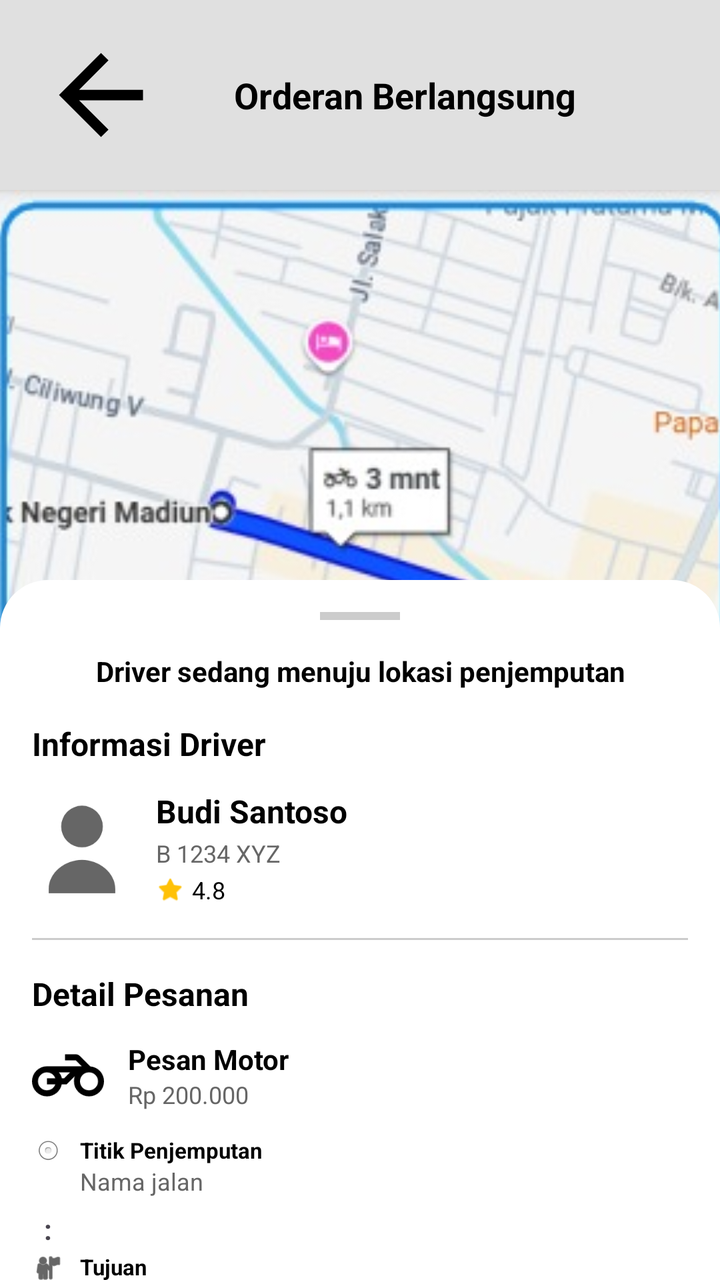
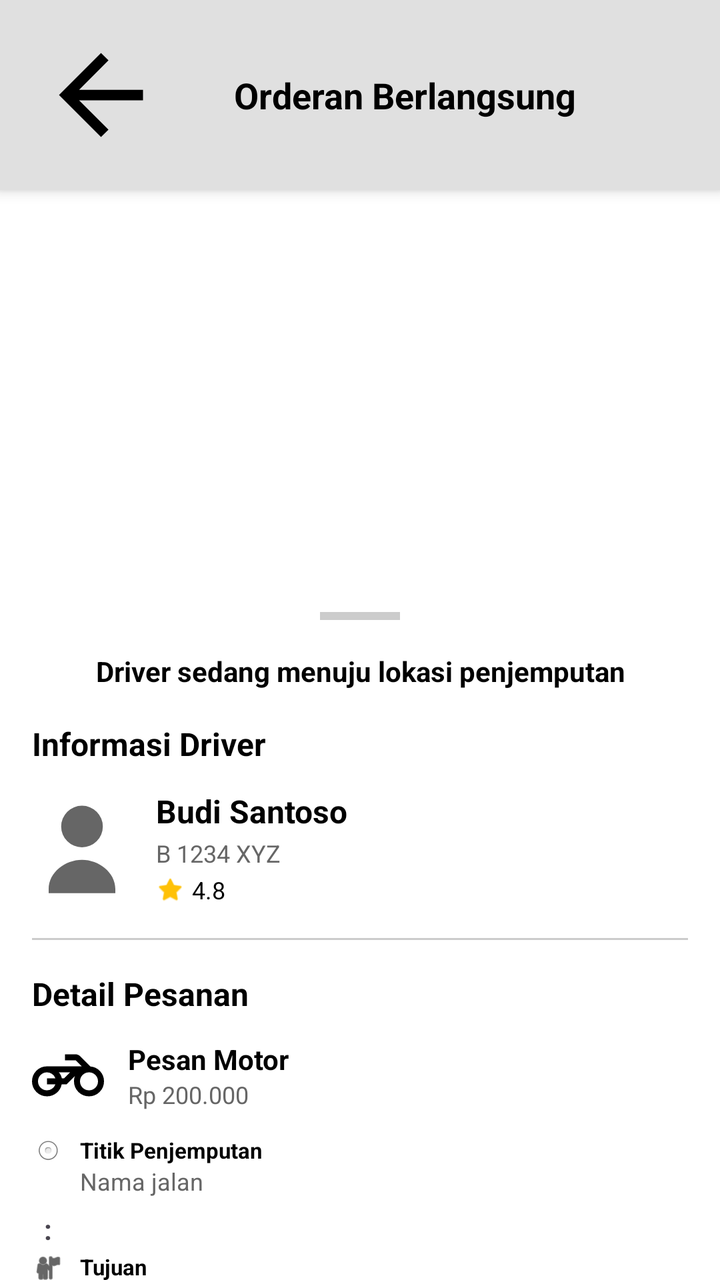

Compare the two renders of this Android layout. The source of the first and the diff that turns it into the second are given below.
<!-- AndroidManifest.xml: application theme Theme.NgGojek -->
<!-- res/layout/activity_orderan_berlangsung.xml -->
<?xml version="1.0" encoding="utf-8"?>
<androidx.coordinatorlayout.widget.CoordinatorLayout xmlns:android="http://schemas.android.com/apk/res/android"
    xmlns:app="http://schemas.android.com/apk/res-auto"
    xmlns:tools="http://schemas.android.com/tools"
    android:layout_width="match_parent"
    android:layout_height="match_parent"
    tools:context=".order.OrderanBerlangsungActivity">

    
    <LinearLayout
        android:id="@+id/headerLayout"
        android:layout_width="match_parent"
        android:layout_height="wrap_content"
        android:background="#E0E0E0"
        android:padding="16dp"
        android:orientation="horizontal"
        android:gravity="center_vertical"
        android:elevation="4dp">

        <ImageView
            android:id="@+id/btnBack"
            android:layout_width="69dp"
            android:layout_height="63dp"
            android:src="@drawable/ic_arrow_back"
            app:tint="#000000" />

        <TextView
            android:layout_width="match_parent"
            android:layout_height="wrap_content"
            android:text="Orderan Berlangsung"
            android:textColor="#000000"
            android:textSize="18sp"
            android:textStyle="bold"
            android:gravity="center"
            android:layout_marginEnd="24dp"/>
    </LinearLayout>

    
    <ImageView
        android:id="@+id/imgMaps"
        android:layout_width="match_parent"
        android:layout_height="match_parent"
        android:src="@drawable/maps"
        android:scaleType="centerCrop"
        android:layout_marginTop="95dp"
        android:contentDescription="Maps View" />

    
    <LinearLayout
        android:id="@+id/bottomSheet"
        android:layout_width="match_parent"
        android:layout_height="wrap_content"
        android:orientation="vertical"
        android:padding="16dp"
        android:background="@drawable/bg_rounded_top"
        app:layout_behavior="com.google.android.material.bottomsheet.BottomSheetBehavior"
        app:behavior_peekHeight="350dp">

        
        <View
            android:layout_width="40dp"
            android:layout_height="4dp"
            android:layout_gravity="center_horizontal"
            android:background="#CCCCCC"
            android:layout_marginBottom="16dp"/>

        <ScrollView
            android:layout_width="match_parent"
            android:layout_height="wrap_content">

            <LinearLayout
                android:layout_width="match_parent"
                android:layout_height="wrap_content"
                android:orientation="vertical">

                
                <TextView
                    android:layout_width="match_parent"
                    android:layout_height="wrap_content"
                    android:text="Driver sedang menuju lokasi penjemputan"
                    android:textSize="14sp"
                    android:textStyle="bold"
                    android:textColor="#000000"
                    android:gravity="center"
                    android:layout_marginBottom="16dp"/>

                
                <TextView
                    android:layout_width="wrap_content"
                    android:layout_height="wrap_content"
                    android:text="Informasi Driver"
                    android:textStyle="bold"
                    android:textColor="#000"
                    android:textSize="16sp"
                    android:layout_marginBottom="12dp"/>

                <LinearLayout
                    android:layout_width="match_parent"
                    android:layout_height="wrap_content"
                    android:orientation="horizontal"
                    android:gravity="center_vertical"
                    android:layout_marginBottom="16dp">

                    <ImageView
                        android:layout_width="50dp"
                        android:layout_height="50dp"
                        android:src="@drawable/profile"
                        app:tint="#666666"
                        android:layout_marginEnd="12dp"/>

                    <LinearLayout
                        android:layout_width="0dp"
                        android:layout_height="wrap_content"
                        android:layout_weight="1"
                        android:orientation="vertical">

                        <TextView
                            android:id="@+id/tvNamaDriver"
                            android:layout_width="wrap_content"
                            android:layout_height="wrap_content"
                            android:text="Budi Santoso"
                            android:textStyle="bold"
                            android:textSize="16sp"
                            android:textColor="#000"/>

                        <TextView
                            android:id="@+id/tvNopolDriver"
                            android:layout_width="wrap_content"
                            android:layout_height="wrap_content"
                            android:text="B 1234 XYZ"
                            android:textSize="12sp"
                            android:textColor="#666666"
                            android:layout_marginTop="2dp"/>

                        <LinearLayout
                            android:layout_width="wrap_content"
                            android:layout_height="wrap_content"
                            android:orientation="horizontal"
                            android:gravity="center_vertical"
                            android:layout_marginTop="2dp">

                            <ImageView
                                android:layout_width="14dp"
                                android:layout_height="14dp"
                                android:src="@android:drawable/btn_star_big_on"
                                app:tint="#FFC107"
                                android:layout_marginEnd="4dp"/>

                            <TextView
                                android:id="@+id/tvRatingDriver"
                                android:layout_width="wrap_content"
                                android:layout_height="wrap_content"
                                android:text="4.8"
                                android:textSize="12sp"
                                android:textColor="#000"/>
                        </LinearLayout>
                    </LinearLayout>
                </LinearLayout>

                <View
                    android:layout_width="match_parent"
                    android:layout_height="1dp"
                    android:background="#CCCCCC"
                    android:layout_marginBottom="16dp"/>

                
                <TextView
                    android:layout_width="wrap_content"
                    android:layout_height="wrap_content"
                    android:text="Detail Pesanan"
                    android:textStyle="bold"
                    android:textColor="#000"
                    android:textSize="16sp"
                    android:layout_marginBottom="12dp"/>

                
                <LinearLayout
                    android:layout_width="match_parent"
                    android:layout_height="wrap_content"
                    android:gravity="center_vertical"
                    android:orientation="horizontal"
                    android:layout_marginBottom="12dp">

                    <ImageView
                        android:id="@+id/imgTransportIcon"
                        android:layout_width="36dp"
                        android:layout_height="36dp"
                        android:src="@drawable/motor"
                        app:tint="#000"
                        android:layout_marginEnd="12dp"/>

                    <LinearLayout
                        android:layout_width="0dp"
                        android:layout_height="wrap_content"
                        android:layout_weight="1"
                        android:orientation="vertical">

                        <TextView
                            android:id="@+id/tvJenisLayanan"
                            android:layout_width="wrap_content"
                            android:layout_height="wrap_content"
                            android:text="Pesan Motor"
                            android:textStyle="bold"
                            android:textSize="14sp"
                            android:textColor="#000"/>

                        <TextView
                            android:id="@+id/tvHargaLayanan"
                            android:layout_width="wrap_content"
                            android:layout_height="wrap_content"
                            android:text="Rp 200.000"
                            android:textSize="12sp"
                            android:textColor="#666666"/>
                    </LinearLayout>
                </LinearLayout>

                
                <LinearLayout
                    android:layout_width="match_parent"
                    android:layout_height="wrap_content"
                    android:orientation="horizontal"
                    android:layout_marginBottom="8dp">

                    <ImageView
                        android:layout_width="16dp"
                        android:layout_height="16dp"
                        android:src="@android:drawable/btn_radio"
                        android:layout_marginEnd="8dp"/>

                    <LinearLayout
                        android:layout_width="match_parent"
                        android:layout_height="wrap_content"
                        android:orientation="vertical">
                        <TextView
                            android:layout_width="wrap_content"
                            android:layout_height="wrap_content"
                            android:text="Titik Penjemputan"
                            android:textStyle="bold"
                            android:textColor="#000"
                            android:textSize="11sp"/>
                        <TextView
                            android:id="@+id/tvAlamatJemput"
                            android:layout_width="wrap_content"
                            android:layout_height="wrap_content"
                            android:text="Nama jalan"
                            android:textSize="12sp"
                            android:textColor="#666666"/>
                    </LinearLayout>
                </LinearLayout>

                <TextView
                    android:layout_width="16dp"
                    android:layout_height="wrap_content"
                    android:text=":"
                    android:gravity="center"
                    android:textStyle="bold"
                    android:layout_marginBottom="2dp"
                    android:layout_marginTop="-2dp"/>

                <LinearLayout
                    android:layout_width="match_parent"
                    android:layout_height="wrap_content"
                    android:orientation="horizontal">

                    <ImageView
                        android:layout_width="16dp"
                        android:layout_height="16dp"
                        android:src="@android:drawable/ic_menu_myplaces"
                        app:tint="#000"
                        android:layout_marginEnd="8dp"/>

                    <LinearLayout
                        android:layout_width="match_parent"
                        android:layout_height="wrap_content"
                        android:orientation="vertical">
                        <TextView
                            android:layout_width="wrap_content"
                            android:layout_height="wrap_content"
                            android:text="Tujuan"
                            android:textStyle="bold"
                            android:textColor="#000"
                            android:textSize="11sp"/>
                        <TextView
                            android:id="@+id/tvAlamatTujuan"
                            android:layout_width="wrap_content"
                            android:layout_height="wrap_content"
                            android:text="Nama Jalan"
                            android:textSize="12sp"
                            android:textColor="#666666"/>
                    </LinearLayout>
                </LinearLayout>

            </LinearLayout>
        </ScrollView>
    </LinearLayout>

</androidx.coordinatorlayout.widget.CoordinatorLayout>
<!-- resources referenced by this layout -->
<resources>
  <!-- drawable bg_rounded_top (drawable) -->
  <?xml version="1.0" encoding="utf-8"?>
  <shape xmlns:android="http://schemas.android.com/apk/res/android">
      <solid android:color="#FFFFFF"/>
      <corners android:topLeftRadius="24dp" android:topRightRadius="24dp"/>
  </shape>
  <!-- drawable ic_arrow_back (drawable) -->
  <vector xmlns:android="http://schemas.android.com/apk/res/android" android:autoMirrored="true" android:height="24dp" android:tint="#000000" android:viewportHeight="960" android:viewportWidth="960" android:width="24dp">
        
      <path android:fillColor="@android:color/white" android:pathData="M313,520L537,744L480,800L160,480L480,160L537,216L313,440L800,440L800,520L313,520Z"/>
      
  </vector>
  <!-- drawable maps: jpg bitmap (drawable, 38183 bytes) -->
  <!-- drawable motor (drawable) -->
  <vector xmlns:android="http://schemas.android.com/apk/res/android" android:height="24dp" android:tint="#000000" android:viewportHeight="960" android:viewportWidth="960" android:width="24dp">
        
      <path android:fillColor="@android:color/white" android:pathData="M428,440L398,440Q393,440 383,440Q373,440 358,440L508,440L428,440ZM200,760Q117,760 58.5,701.5Q0,643 0,560Q0,477 58.5,418.5Q117,360 200,360L664,360L584,280Q584,280 584,280Q584,280 584,280L440,280L440,200L583,200Q599,200 613.5,206Q628,212 639,223L778,362Q856,368 908,425Q960,482 960,560Q960,643 901.5,701.5Q843,760 760,760Q677,760 618.5,701.5Q560,643 560,560Q560,542 562.5,524.5Q565,507 572,490L572,490L462,600L396,600Q382,670 327,715Q272,760 200,760ZM760,680Q810,680 845,645Q880,610 880,560Q880,510 845,475Q810,440 760,440Q710,440 675,475Q640,510 640,560Q640,610 675,645Q710,680 760,680ZM200,680Q238,680 268.5,658Q299,636 312,600L200,600L200,520L312,520Q299,484 268.5,462Q238,440 200,440Q150,440 115,475Q80,510 80,560Q80,610 115,645Q150,680 200,680ZM398,520L428,520L508,440L358,440Q373,457 383,477Q393,497 398,520Z"/>
      
  </vector>
  <!-- drawable profile (drawable) -->
  <vector xmlns:android="http://schemas.android.com/apk/res/android"
      android:width="24dp"
      android:height="24dp"
      android:viewportWidth="24"
      android:viewportHeight="24">
      <path
          android:fillColor="#000"
          android:pathData="M12,12a5,5 0 1,0 0,-10a5,5 0 1,0 0,10zM4,22c0,-4 4,-7 8,-7s8,3 8,7v1H4v-1z"/>
  </vector>
  <style name="Theme.NgGojek" parent="Base.Theme.NgGojek" />
  <style name="Base.Theme.NgGojek" parent="Theme.Material3.DayNight.NoActionBar">
          
          
          <item name="android:windowBackground">@color/white</item>
          <item name="colorSecondaryContainer">@android:color/transparent</item>
      </style>
  <color name="white">#FFFFFFFF</color>
</resources>

<!-- the commit's change to res/layout/activity_orderan_berlangsung.xml (unified diff, before → after) -->
@@ -36,16 +36,6 @@
     </LinearLayout>
 
     
-    <ImageView
-        android:id="@+id/imgMaps"
-        android:layout_width="match_parent"
-        android:layout_height="match_parent"
-        android:src="@drawable/maps"
-        android:scaleType="centerCrop"
-        android:layout_marginTop="95dp"
-        android:contentDescription="Maps View" />
-
-    
     <LinearLayout
         android:id="@+id/bottomSheet"
         android:layout_width="match_parent"
<!-- resource entries referenced after the edit -->
@@ -12,7 +12,6 @@
       <path android:fillColor="@android:color/white" android:pathData="M313,520L537,744L480,800L160,480L480,160L537,216L313,440L800,440L800,520L313,520Z"/>
       
   </vector>
-  <!-- drawable maps: jpg bitmap (drawable, 38183 bytes) -->
   <!-- drawable motor (drawable) -->
   <vector xmlns:android="http://schemas.android.com/apk/res/android" android:height="24dp" android:tint="#000000" android:viewportHeight="960" android:viewportWidth="960" android:width="24dp">
         
